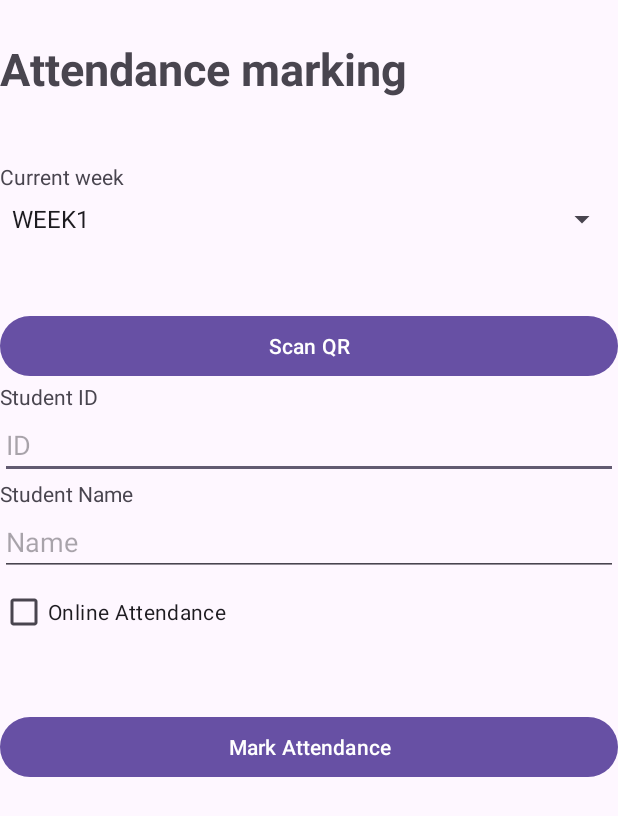
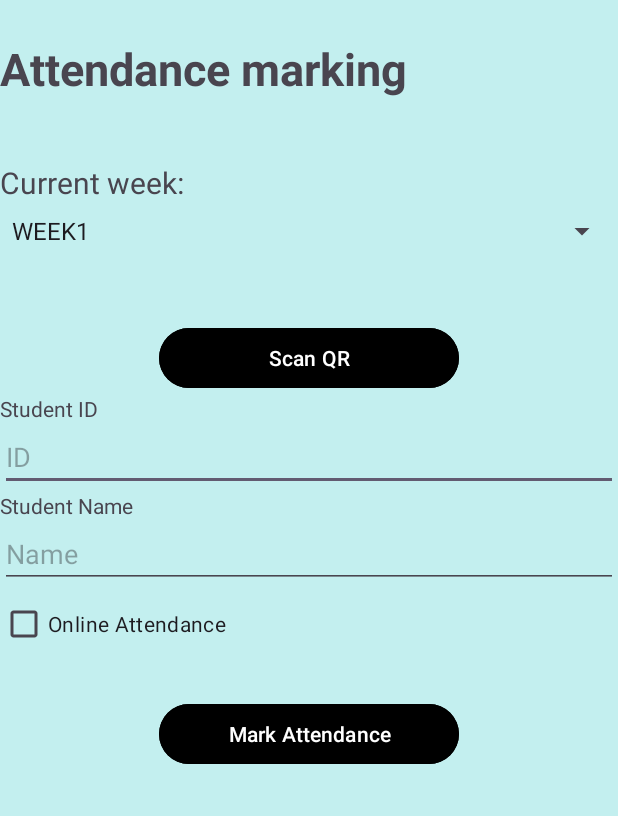
Before and after one commit to das361h/QrAttendance, an Android app: the TakeAttendance screen opened directly, with no data from a screen before it, on a phone screen of 412 x 824 dp. Shown: the top 816 px of the screen. Run offline under Robolectric (Android 15) with nearby library versions, the phone set to English and light mode, and no system bars; libraries missing offline, so code that uses them is left out: com.google.zxing.integration, com.journeyapps.barcodescanner.

Commit message:
updated colour scheme

```diff
--- a/app/src/main/res/layout/activity_take_attendance.xml
+++ b/app/src/main/res/layout/activity_take_attendance.xml
@@ -6,6 +6,8 @@
     android:layout_width="match_parent"
     android:layout_height="match_parent"
     android:orientation="vertical"
+    android:background="#C3EFEF"
+    android:gravity="center_horizontal"
     tools:context=".TakeAttendance">
 
     <Space
@@ -28,7 +30,8 @@
         android:id="@+id/textView10"
         android:layout_width="match_parent"
         android:layout_height="wrap_content"
-        android:text="Current week" />
+        android:textSize="20sp"
+        android:text="Current week:" />
 
     <Spinner
         android:id="@+id/spinner"
@@ -41,8 +44,11 @@
 
     <Button
         android:id="@+id/scanQR"
-        android:layout_width="match_parent"
+        android:layout_width="200dp"
         android:layout_height="wrap_content"
+        android:gravity="center"
+        android:backgroundTint="#000000"
+        android:textColor="#FFFFFF"
         android:text="Scan QR" />
 
     <TextView
@@ -79,12 +85,14 @@
 
     <Space
         android:layout_width="match_parent"
-        android:layout_height="42dp" />
+        android:layout_height="25dp" />
 
     <Button
         android:id="@+id/finalize"
-        android:layout_width="match_parent"
+        android:layout_width="200dp"
         android:layout_height="wrap_content"
+        android:backgroundTint="#000000"
+        android:textColor="#FFFFFF"
         android:text="Mark Attendance" />
 
 </LinearLayout>
```
